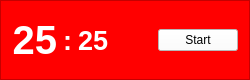
Above: mainwindow.ui from mousamk/qtpomodoro before the change. Below: the same form after it.
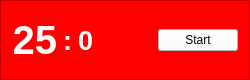
That is the form after the change.

Commit message: Set initial seconds to zero.

The edit to the form file:
```diff
--- a/mainwindow.ui
+++ b/mainwindow.ui
@@ -115,7 +115,7 @@
             <string notr="true">color: #FFFFFF;</string>
            </property>
            <property name="text">
-            <string>25</string>
+            <string>0</string>
            </property>
            <property name="alignment">
             <set>Qt::AlignLeading|Qt::AlignLeft|Qt::AlignVCenter</set>
```
